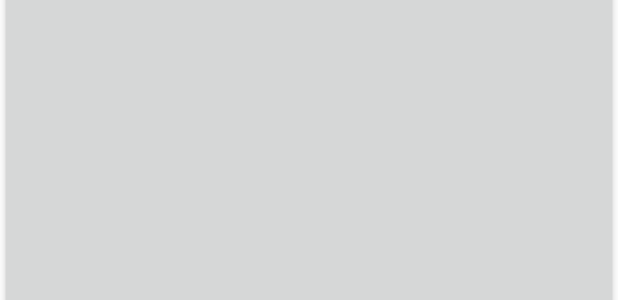
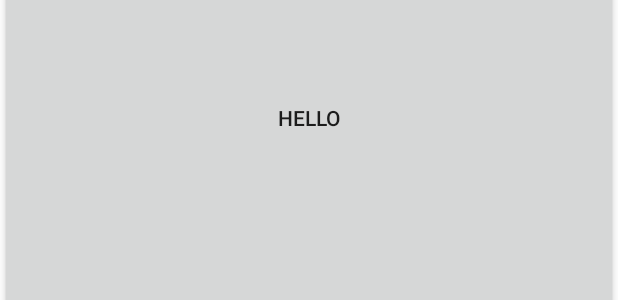
Before and after one commit to SaskaElod/Projekt1, an Android app: the layout oneitem.xml on its own in the app's theme, with its tools: preview values and no code run, on a phone screen of 412 x 824 dp. Shown: the part 500-800 px from the top of the screen. Run offline under Robolectric (Android 15) with nearby library versions, the phone set to English and light mode, and no system bars.

```diff
--- a/app/src/main/res/layout/fragment_scores.xml
+++ b/app/src/main/res/layout/fragment_scores.xml
@@ -20,5 +20,10 @@
         android:textColor="@color/colorPrimary"
 
         />
+    <androidx.recyclerview.widget.RecyclerView
+        android:layout_width="wrap_content"
+        android:layout_height="wrap_content"
+        android:layout_centerInParent="true"
+        />
 
 </RelativeLayout>
--- a/app/src/main/res/layout/oneitem.xml
+++ b/app/src/main/res/layout/oneitem.xml
@@ -8,5 +8,6 @@
     <Button
         android:id="@+id/oneitem_button"
         android:layout_width="match_parent"
-        android:layout_height="match_parent" />
+        android:layout_height="match_parent"
+        android:text="hello"/>
 </LinearLayout>
```
